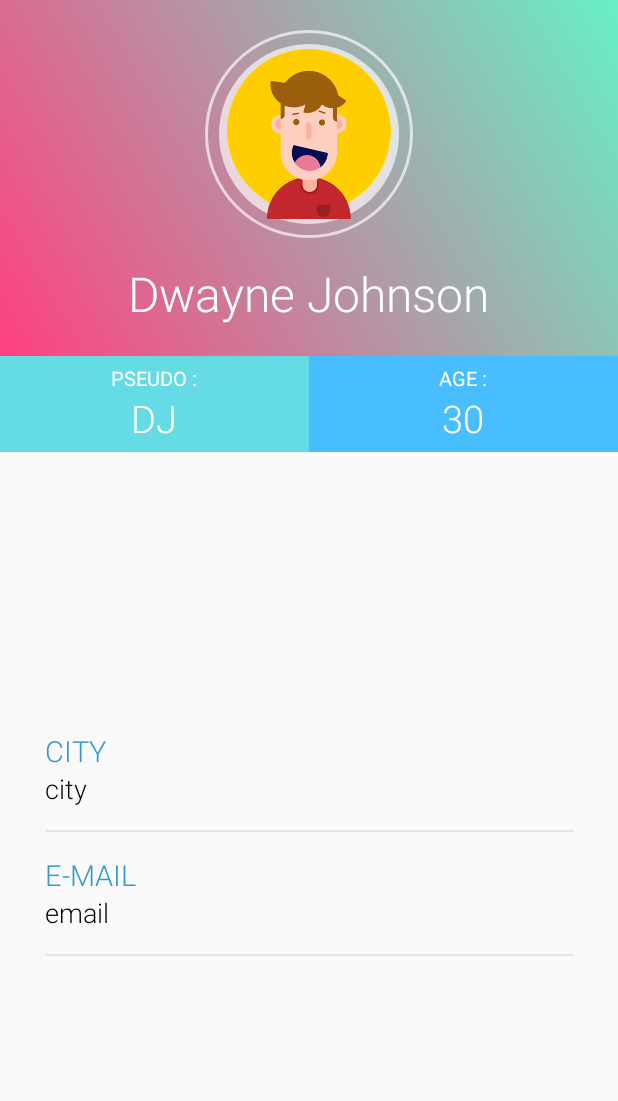
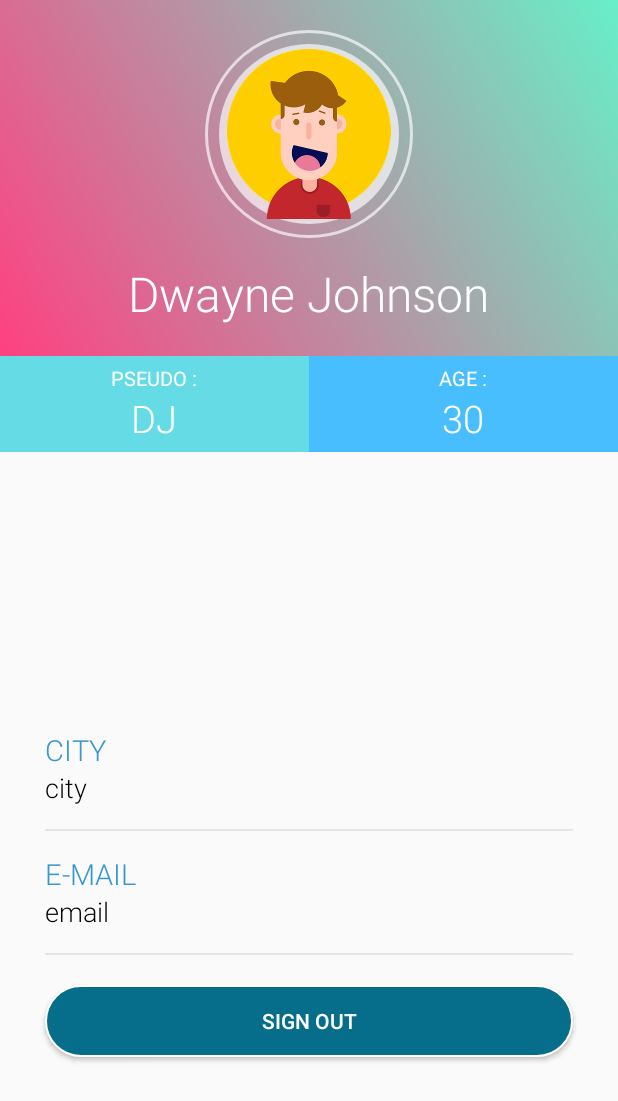
Before and after one commit to git-thu-thao-nguyen/SmartCity, an Android app: the layout activity_profil.xml on its own in the app's theme, with its tools: preview values and no code run, on a phone screen of 412 x 824 dp. Shown: the top 1101 px of the screen. Run offline under Robolectric (Android 15) with nearby library versions, the phone set to English and light mode, and no system bars.

Commit message:
Profil updated

```diff
--- a/app/src/main/res/layout/activity_login.xml
+++ b/app/src/main/res/layout/activity_login.xml
@@ -58,6 +58,7 @@
         android:layout_height="wrap_content"
         android:text="Log In"
         android:shadowColor="@android:color/transparent"
+        android:textColor="@color/colorPrimary"
         android:padding="15dp"
         android:layout_marginRight="10dp"
         android:layout_marginLeft="10dp"
--- a/app/src/main/res/layout/activity_profil.xml
+++ b/app/src/main/res/layout/activity_profil.xml
@@ -132,17 +132,18 @@
     <RelativeLayout
         android:layout_width="match_parent"
         android:layout_height="match_parent"
-        android:layout_below="@id/linearLayout1">
+        android:layout_below="@id/linearLayout1"
+        android:layout_marginTop="-1dp">
 
         <LinearLayout
             android:id="@+id/linearLayout2"
             android:layout_width="match_parent"
             android:layout_height="wrap_content"
-            android:orientation="vertical"
             android:layout_centerInParent="true"
+            android:layout_marginLeft="30dp"
             android:layout_marginTop="20dp"
-            android:layout_marginLeft="30dp"
-            android:layout_marginRight="30dp">
+            android:layout_marginRight="30dp"
+            android:orientation="vertical">
 
             <LinearLayout
                 android:id="@+id/linearLayout3"
@@ -205,6 +206,7 @@
                     android:textSize="18sp" />
 
                 <View
+                    android:id="@+id/view"
                     android:layout_width="match_parent"
                     android:layout_height="1dp"
                     android:layout_marginTop="15dp"
@@ -215,6 +217,18 @@
 
             </LinearLayout>
         </LinearLayout>
+
+        <Button
+            android:id="@+id/signout"
+            android:layout_below="@+id/linearLayout2"
+            android:layout_marginLeft="30dp"
+            android:layout_marginRight="30dp"
+            android:layout_marginTop="20dp"
+            android:layout_width="match_parent"
+            android:layout_height="wrap_content"
+            android:background="@drawable/shapesignup"
+            android:textColor="@color/white"
+            android:text="Sign out" />
     </RelativeLayout>
 
 
```
Also changed, not shown: app/src/main/java/com/example/smartcity/Activity/Profil.java (+21 -0 lines), app/src/main/java/com/example/smartcity/SharedPrefManager.java (+8 -1 lines), app/src/main/res/layout/activity_register.xml (+11 -11 lines).
